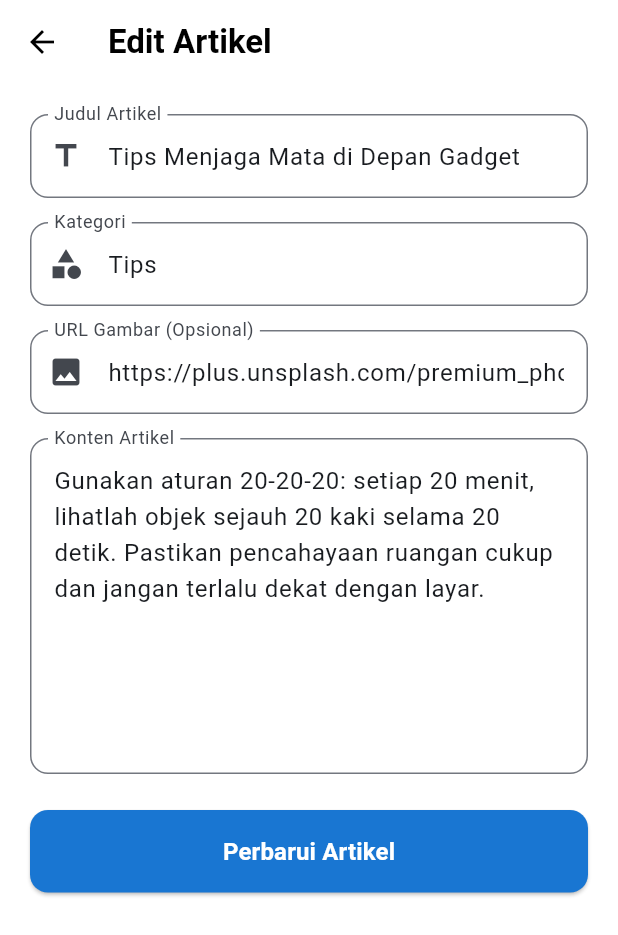
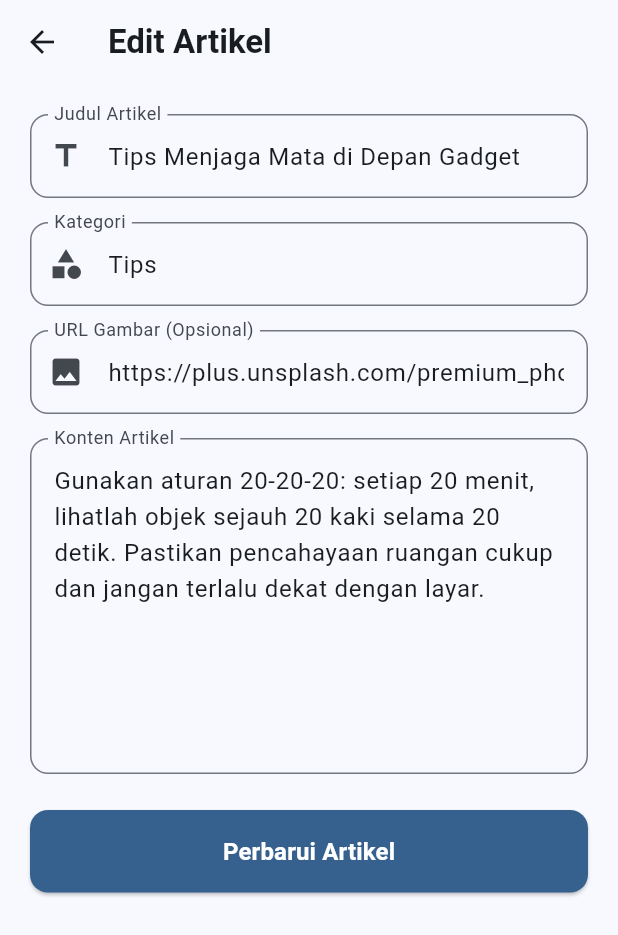
Before and after one commit to faiz-jihad/MataCeria, a Flutter app: the AdminArticleListScreen screen opened by its route, after a tap on the "edit" icon, on a phone screen of 412 x 824 dp. Shown: the top 935 px of the screen. Run offline on Flutter 3.47's test engine with Material 3 defaults, Android fonts, the phone set to English and light mode, and no system bars; our stand-ins replace camera, cross_file, flutter_markdown, image_picker, permission_handler, share_plus and 1 more; missing offline and left inert: google_mlkit_face_detection; accounts and stored records are empty; network calls fail; Roboto replaces fonts that are missing (GoogleSans).

Commit message:
Perbaikan system eye refaction snellen

```diff
--- a/lib/config/api_config.dart
+++ b/lib/config/api_config.dart
@@ -1,70 +1,67 @@
-import 'dart:io' show Platform;
-import 'package:flutter/foundation.dart' show kIsWeb;
-
 class ApiConfig {
-  // ========== CONFIGURATION FOR DEBUGGING ==========
-  // 1. Jika di Web: gunakan 127.0.0.1
-  // 2. Jika di Emulator Android: gunakan 10.0.2.2
-  // 3. Jika di HP Fisik: gunakan IP LAN Laptop/PC Anda (Contoh: 192.168.1.XX)
-
-  static const String _pcIP = '192.168.1.5'; // IP Laptop dari ipconfig
-
+  // ========== CONFIGURATION ==========
   static String get baseUrl {
-    if (kIsWeb) {
-      return 'http://127.0.0.1:8000';
-    } else if (Platform.isAndroid) {
-      // DEBUG HP FISIK: Gunakan _pcIP
-      return 'http://$_pcIP:8000';
-      // DEBUG EMULATOR: Gunakan 10.0.2.2
-      // return 'http://10.0.2.2:8000';
-      // DEBUG HP FISIK: Gunakan IP LAN Laptop/PC Anda (Contoh: 192.168.1.XX)
-    } else {
-      return 'https://assured-highways-auditor-headset.trycloudflare.com/';
-    }
+    // UPDATED: Using the Cloudflare URL for public access
+    return 'https://teams-bios-phantom-lakes.trycloudflare.com';
   }
 
   static String get mlBaseUrl => baseUrl;
   static const String apiVersion = 'v1';
-
-  // Ini akan menghasilkan: http://.../api/v1
   static String get fullBaseUrl => '$baseUrl/api/$apiVersion';
   static String get v2BaseUrl => '$baseUrl/api/v2';
 
-  // ========== ENDPOINTS SESUAI MAIN.PY ==========
-
-  // Endpoint Autentikasi
+  // ========== 1. AUTENTIKASI (/auth) ==========
   static const String login = '/auth/login';
   static const String register = '/auth/register';
-
-  // Endpoint Refraksi Mata (Upload Gambar)
-  static const String uploadTest = '/refraction-test';
-
-  // (Tambahkan endpoint lain di sini nanti jika ada fitur baru)
-  static const String user = '/user/me';
+  static const String forgotPassword = '/auth/forgot-password';
+  static const String resetPassword = '/auth/reset-password';
   static const String logout = '/logout';
 
-  // Endpoint Dinamis Baru
-  static const String forgotPassword = '/auth/forgot-password';
-  static const String resetPassword = '/auth/reset-password';
+  // ========== 2. PROFIL PENGGUNA (/user) ==========
+  static const String userMe = '/user/me';
+  static const String user = '/user/me'; // Compatibility
+  static const String profileImage = '/user/profile-image';
+  static const String activities = '/user/activities';
   static const String changePassword = '/user/change-password';
+
+  // ========== 3. TES REFRAKSI (/refraction & /api/v2) ==========
+  static const String refractionTest = '/refraction-test'; // Standard V1
+  static const String uploadTest = '/refraction-test';     // Compatibility
+  static const String cameraRefractionTest = '/refraction/test'; // Compatibility
+  static const String aiRefractionV2 = '/refraction/ai';    // AI Hybrid V2
+
+  // ========== 4. ARTIKEL & RISET (/articles) ==========
   static const String articles = '/articles';
+  static const String researchSearch = '/articles/research-search';
+  static const String uploadArticleImage = '/articles/upload-image';
+
+  // ========== 5. NOTIFIKASI (/notifications) ==========
   static const String notifications = '/notifications';
-  static const String activities = '/user/activities';
-  static const String predictions = '/predictions';
+  static const String markRead = '/read'; // append to notification ID
+  static const String readAll = '/notifications/read-all';
+
+  // ========== 6. ADMIN TOOLS (/admin) ==========
+  static const String adminStats = '/admin/stats/overview';
+  static const String adminUsers = '/admin/users';
+  static const String adminExport = '/admin/users/export';
+  static const String adminBroadcast = '/admin/notifications/broadcast';
+  static const String adminTests = '/admin/tests';
+
+  // ========== 7. KONTAK DARURAT (/emergency/contacts) ==========
+  static const String emergencyContacts = '/emergency/contacts';
+
+  // ========== 8. AI CHATBOT (/chat) ==========
+  static const String chat = '/chat';
+  static const String chatHistory = '/chat/history';
+  static const String chatSessions = '/chat/sessions';
+  static const String chatFeedback = '/chat/feedback';
   static const String unreadChats = '/chat/unread-count';
-  static const String chatHistory = '/chat/history';
-  static const String chatMessages = '/chat/messages';
-  static const String chatSessions = '/chat/sessions';
-  static const String chatSend = '/chat/send';
-  static const String chatFeedback = '/chat/feedback';
+
+  // ========== 9. ANALYTICS & PREDICTIONS (Legacy/ML) ==========
   static const String analyticsUser = '/analytics/user';
   static const String analyticsCategories = '/analytics/categories';
   static const String analyticsFrequent = '/analytics/frequent';
-  static const String emergencyContacts = '/emergency/contacts';
-  static const String cameraRefractionTest = '/refraction/test';
-  static const String aiRefractionV2 = '/refraction/ai';
-
-  // Endpoint ML (Khusus untuk EyeRefractionService lama)
+  static const String predictions = '/predictions';
   static const String mlHealth = '/health';
   static const String mlConditions = '/conditions';
   static const String mlPredict = '/refraction-test';
--- a/lib/l10n/app_strings.dart
+++ b/lib/l10n/app_strings.dart
@@ -22,7 +22,7 @@ class AppStrings {
       'test_eye_title': 'Tes Refraksi Mata',
       'camera_disclaimer': 'Aplikasi ini hanya untuk skrining awal dan bukan pengganti diagnosis medis profesional. Silakan konsultasikan ke dokter mata untuk hasil akurat.',
       'camera_detecting': 'Mendeteksi Wajah...',
-      'camera_too_close': 'Terlalu Dekat (<30 cm)',
+      'camera_too_close': 'Terlalu Dekat! Silakan Mundur (>30 cm)',
       'camera_ideal': 'Jarak Ideal (30-50 cm)',
       'camera_too_far': 'Terlalu Jauh (>50 cm)',
       'calibration_title': 'Kalibrasi Jarak',
@@ -70,7 +70,7 @@ class AppStrings {
       'test_eye_title': 'Eye Refraction Test',
       'camera_disclaimer': 'This app is for preliminary screening only and does not replace a professional medical diagnosis. Please consult an ophthalmologist for accurate results.',
       'camera_detecting': 'Detecting Face...',
-      'camera_too_close': 'Too Close (<30 cm)',
+      'camera_too_close': 'Too Close! Please Move Back (>30 cm)',
       'camera_ideal': 'Ideal Distance (30-50 cm)',
       'camera_too_far': 'Too Far (>50 cm)',
       'calibration_title': 'Distance Calibration',
--- a/lib/providers/refraction_test_provider.dart
+++ b/lib/providers/refraction_test_provider.dart
@@ -6,7 +6,7 @@ import '../services/api_service.dart';
 enum TestStatus { calibration, ready, testing, finished }
 
 class SnellenRow {
-  final int distanceRef; // Denominator of fraction (e.g. 200, 100, etc)
+  final int distanceRef;
   final String letters;
 
   SnellenRow({required this.distanceRef, required this.letters});
@@ -18,12 +18,19 @@ class RefractionTestProvider with ChangeNotifier {
   TestStatus _testStatus = TestStatus.calibration;
   TestStatus get testStatus => _testStatus;
 
-  double _focalLength = 0;
+  double _focalLength = 500;
   bool _isCalibrated = false;
   bool get isCalibrated => _isCalibrated;
 
   double _currentDistanceCm = 0;
   double get currentDistanceCm => _currentDistanceCm;
+
+  // Real-time smoothing
+  final List<double> _distanceHistory = [];
+  static const int _historySize = 5;
+
+  // Calibration averaging
+  final List<double> _calibrationPixelIpds = [];
 
   // AI & Analytics States
   Rect? _faceBoundingBox;
@@ -66,11 +73,10 @@ class RefractionTestProvider with ChangeNotifier {
   int _missedChars = 0;
   int get missedChars => _missedChars;
 
-  int _smallestRowRead = 200; // default worst score
+  int _smallestRowRead = 200;
   int get smallestRowRead => _smallestRowRead;
 
-  // For distance logic
-  final double realIpdMm = 63.0; // Average human Inter-Pupillary Distance
+  final double realIpdMm = 63.0;
 
   void updateDistance(Face face) {
     if (face.landmarks[FaceLandmarkType.leftEye] != null &&
@@ -80,7 +86,6 @@ class RefractionTestProvider with ChangeNotifier {
       final double rightEyeX = face.landmarks[FaceLandmarkType.rightEye]!.position.x.toDouble();
       final double rightEyeY = face.landmarks[FaceLandmarkType.rightEye]!.position.y.toDouble();
 
-      // Calculate distance between eyes in pixels
       final double dx = leftEyeX - rightEyeX;
       final double dy = leftEyeY - rightEyeY;
       final double pixelIpd = sqrt(dx * dx + dy * dy);
@@ -88,16 +93,22 @@ class RefractionTestProvider with ChangeNotifier {
       _faceBoundingBox = face.boundingBox;
 
       if (_testStatus == TestStatus.calibration) {
-        // Assume user holds phone at exactly 40cm during calibration
-        // Focal Length = (Distance * Pixel IPD) / Real IPD
-        // 40cm = 400mm
-        _focalLength = (400.0 * pixelIpd) / realIpdMm;
-      } else if (_isCalibrated && pixelIpd > 0) {
-        // Distance (mm) = (Focal Length * Real IPD) / Pixel IPD
-        final distMm = (_focalLength * realIpdMm) / pixelIpd;
-        _currentDistanceCm = distMm / 10.0;
-        notifyListeners();
+        _calibrationPixelIpds.add(pixelIpd);
+        if (_calibrationPixelIpds.length > 20) _calibrationPixelIpds.removeAt(0);
+
+        // Instant visual feedback for user
+        final tempDist = (_focalLength * realIpdMm) / pixelIpd;
+        _currentDistanceCm = tempDist / 10.0;
+      } else {
+        final rawDistMm = (_focalLength * realIpdMm) / pixelIpd;
+        final rawDistCm = rawDistMm / 10.0;
+
+        // Moving average smoothing
+        _distanceHistory.add(rawDistCm);
+        if (_distanceHistory.length > _historySize) _distanceHistory.removeAt(0);
+        _currentDistanceCm = _distanceHistory.reduce((a, b) => a + b) / _distanceHistory.length;
       }
+      notifyListeners();
     } else {
         _faceBoundingBox = null;
         notifyListeners();
@@ -105,9 +116,13 @@ class RefractionTestProvider with ChangeNotifier {
   }
 
   void finishCalibration() {
-    _isCalibrated = true;
-    _testStatus = TestStatus.ready;
-    notifyListeners();
+    if (_calibrationPixelIpds.isNotEmpty) {
+      final avgPixelIpd = _calibrationPixelIpds.reduce((a, b) => a + b) / _calibrationPixelIpds.length;
+      _focalLength = (400.0 * avgPixelIpd) / realIpdMm;
+      _isCalibrated = true;
+      _testStatus = TestStatus.ready;
+      notifyListeners();
+    }
   }
 
   void startTest() {
@@ -117,6 +132,7 @@ class RefractionTestProvider with ChangeNotifier {
     _smallestRowRead = 200;
     _responseTimes.clear();
     _lastRowShownTime = DateTime.now();
+    _distanceHistory.clear();
     notifyListeners();
   }
 
@@ -126,9 +142,6 @@ class RefractionTestProvider with ChangeNotifier {
     }
 
     _missedChars += errors;
-
-    // Logic to determine if they pass the row.
-    // E.g., if total errors in this row > half the letters, they fail.
     int charsInRow = currentRow.letters.replaceAll(' ', '').length;
 
     if (errors <= charsInRow / 2) {
@@ -170,12 +183,10 @@ class RefractionTestProvider with ChangeNotifier {
         final data = result['data'];
         _aiResultCategory = data['kategori'] ?? 'Unknown';
 
-        // Handle variations in API response (string '95%' or double 0.95)
         if (data['confidence'] is String) {
            _aiConfidence = double.tryParse(data['confidence'].replaceAll('%', '')) ?? 0.0;
         } else if (data['confidence'] is num) {
            _aiConfidence = (data['confidence'] as num).toDouble();
-           // if it's less than 1, it might be a probability. Convert to percentage if needed.
            if (_aiConfidence! < 1.0) _aiConfidence = _aiConfidence! * 100;
         } else {
            _aiConfidence = 0.0;
@@ -194,13 +205,15 @@ class RefractionTestProvider with ChangeNotifier {
   void resetTest() {
     _testStatus = TestStatus.calibration;
     _isCalibrated = false;
-    _focalLength = 0;
+    _focalLength = 500;
     _currentDistanceCm = 0;
     _currentRowIndex = 0;
     _missedChars = 0;
     _smallestRowRead = 200;
     _aiResultCategory = null;
     _aiConfidence = null;
+    _distanceHistory.clear();
+    _calibrationPixelIpds.clear();
     notifyListeners();
   }
 }
--- /dev/null
+++ b/lib/providers/theme_provider.dart
@@ -0,0 +1,29 @@
+import 'package:flutter/material.dart';
+import 'package:shared_preferences/shared_preferences.dart';
+
+class ThemeProvider with ChangeNotifier {
+  bool _isDarkMode = false;
+  bool _isInitialized = false;
+
+  bool get isDarkMode => _isDarkMode;
+  bool get isInitialized => _isInitialized;
+
+  ThemeProvider() {
+    _loadTheme();
+  }
+
+  Future<void> _loadTheme() async {
+    final prefs = await SharedPreferences.getInstance();
+    _isDarkMode = prefs.getBool('dark_mode_enabled') ?? false;
+    _isInitialized = true;
+    notifyListeners();
+  }
+
+  Future<void> toggleTheme(bool isOn) async {
+    if (_isDarkMode == isOn) return;
+    _isDarkMode = isOn;
+    final prefs = await SharedPreferences.getInstance();
+    await prefs.setBool('dark_mode_enabled', isOn);
+    notifyListeners();
+  }
+}
--- a/lib/screens/admin/admin_article_form_screen.dart
+++ b/lib/screens/admin/admin_article_form_screen.dart
@@ -81,12 +81,10 @@ class _AdminArticleFormScreenState extends State<AdminArticleFormScreen> {
     final isEditing = widget.article != null;
 
     return Scaffold(
-      backgroundColor: Colors.white,
       appBar: AppBar(
-        title: Text(isEditing ? 'Edit Artikel' : 'Tambah Artikel', style: const TextStyle(fontWeight: FontWeight.bold)),
-        backgroundColor: Colors.white,
+        title: Text(isEditing ? 'Edit Artikel' : 'Tambah Artikel',
+            style: const TextStyle(fontWeight: FontWeight.bold)),
         elevation: 0,
-        foregroundColor: Colors.black,
       ),
       body: SingleChildScrollView(
         padding: const EdgeInsets.all(20),
@@ -138,14 +136,18 @@ class _AdminArticleFormScreenState extends State<AdminArticleFormScreen> {
               ElevatedButton(
                 onPressed: _isSubmitting ? null : _submit,
                 style: ElevatedButton.styleFrom(
-                  backgroundColor: Colors.blue.shade700,
-                  foregroundColor: Colors.white,
+                  backgroundColor: Theme.of(context).colorScheme.primary,
+                  foregroundColor: Theme.of(context).colorScheme.onPrimary,
                   padding: const EdgeInsets.symmetric(vertical: 16),
-                  shape: RoundedRectangleBorder(borderRadius: BorderRadius.circular(12)),
+                  shape: RoundedRectangleBorder(
+                      borderRadius: BorderRadius.circular(12)),
                 ),
                 child: _isSubmitting
-                    ? const CircularProgressIndicator(color: Colors.white)
-                    : Text(isEditing ? 'Perbarui Artikel' : 'Simpan Artikel', style: const TextStyle(fontSize: 16, fontWeight: FontWeight.bold)),
+                    ? CircularProgressIndicator(
+                        color: Theme.of(context).colorScheme.onPrimary)
+                    : Text(isEditing ? 'Perbarui Artikel' : 'Simpan Artikel',
+                        style: const TextStyle(
+                            fontSize: 16, fontWeight: FontWeight.bold)),
               ),
             ],
           ),
--- a/lib/screens/admin/admin_article_list_screen.dart
+++ b/lib/screens/admin/admin_article_list_screen.dart
@@ -1,6 +1,7 @@
 import 'package:flutter/material.dart';
 import '../../services/api_service.dart';
 import '../../models/article_model.dart';
+import '../../config/api_config.dart';
 import 'admin_article_form_screen.dart';
 
 class AdminArticleListScreen extends StatefulWidget {
@@ -78,12 +79,10 @@ class _AdminArticleListScreenState extends State<AdminArticleListScreen> {
   @override
   Widget build(BuildContext context) {
     return Scaffold(
-      backgroundColor: Colors.white,
       appBar: AppBar(
-        title: const Text('Daftar Artikel', style: TextStyle(fontWeight: FontWeight.bold)),
-        backgroundColor: Colors.white,
+        title: const Text('Daftar Artikel',
+            style: TextStyle(fontWeight: FontWeight.bold)),
         elevation: 0,
-        foregroundColor: Colors.black,
       ),
       floatingActionButton: FloatingActionButton(
         onPressed: () async {
@@ -119,14 +118,21 @@ class _AdminArticleListScreenState extends State<AdminArticleListScreen> {
                             borderRadius: BorderRadius.circular(10),
                           ),
                            child: article.imageUrl != null
-                              ? ClipRRect(
+                               ? Builder(builder: (context) {
+                                   final imageUrl = article.imageUrl!;
+                                   final fullUrl = imageUrl.startsWith('http')
+                                       ? imageUrl
+                                       : '${ApiConfig.baseUrl}$imageUrl';
+                                   return ClipRRect(
                                      borderRadius: BorderRadius.circular(10),
                                      child: Image.network(
-                                    article.imageUrl!,
+                                       fullUrl,
                                        fit: BoxFit.cover,
-                                    errorBuilder: (_, __, ___) => const Icon(Icons.image),
+                                       errorBuilder: (_, __, ___) =>
+                                           const Icon(Icons.image),
                                      ),
-                                )
+                                   );
+                                 })
                                : const Icon(Icons.article),
                         ),
                         title: Text(
```
Also changed, not shown: lib/main.dart (+14 -1 lines), lib/screens/article_detail_screen.dart (+36 -27 lines), lib/screens/home_tab.dart (+70 -27 lines), lib/screens/prediction/ai_refraction_test_screen.dart (+19 -22 lines), lib/screens/prediction/refraction_test_screen.dart (+19 -15 lines), lib/screens/profile_tab.dart (+8 -8 lines). Lines whose indentation alone changed are shown as unchanged.
